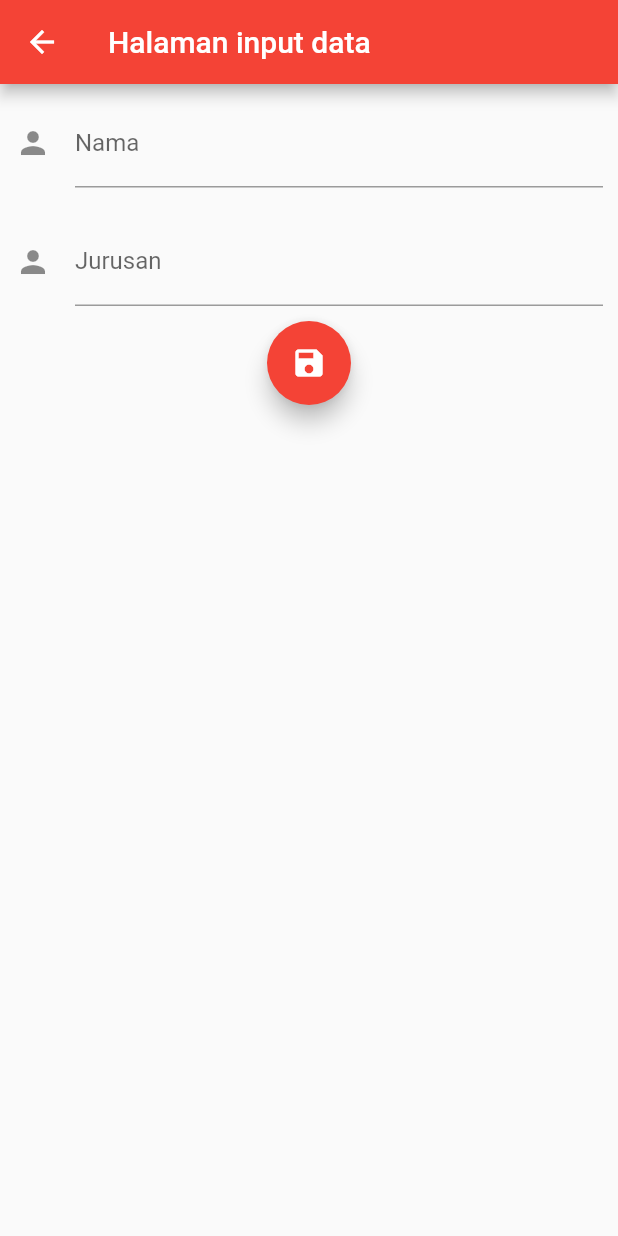
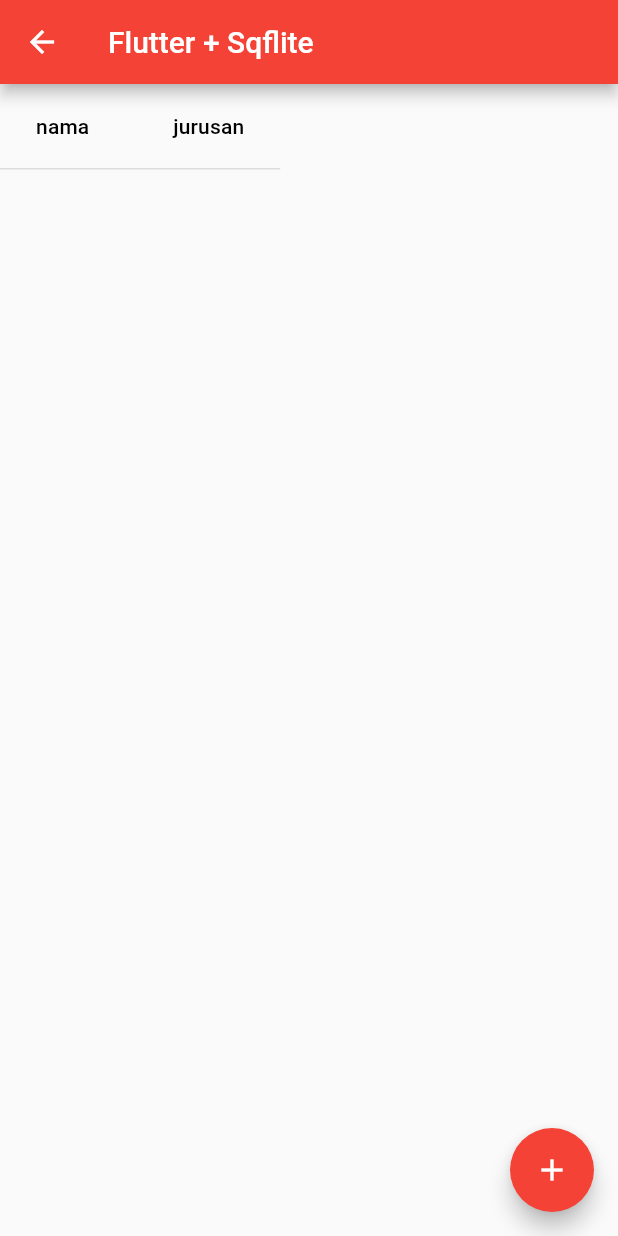
Before and after one commit to depanripurba/flutterSqflite, a Flutter app: the HalamanInput screen opened directly, after a tap on the "save" icon, on a phone screen of 412 x 824 dp. Run offline on Flutter 3.47's test engine with Material 2 defaults, Android fonts, the phone set to English and light mode, and no system bars; our stand-ins replace sqflite; accounts and stored records are empty.

Commit message:
Tambah data dan view data sudah selesai

```diff
--- a/lib/Tampildata.dart
+++ b/lib/Tampildata.dart
@@ -9,22 +9,48 @@ class Tampildata extends StatefulWidget {
 
 class _Tampildata extends State<Tampildata> {
   Widget build(BuildContext context) {
-    return GridView.builder(
-        gridDelegate: SliverGridDelegateWithFixedCrossAxisCount(
-            crossAxisCount:
-                MediaQuery.of(context).orientation == Orientation.portrait
-                    ? 1
-                    : 1),
-                    itemCount: widget.data.length==null?0:widget.data.length,
-                    itemBuilder: (BuildContext context, int i){
-                      return new Card(
-                        child:Column(
-                          children: <Widget>[
-                            new Text(widget.data[i].nama),
-                            new Text(widget.data[i].jurusan)
-                          ],
-                        ) ,);
-                    },
-                    );
+    // return GridView.builder(
+    //     gridDelegate: SliverGridDelegateWithFixedCrossAxisCount(
+    //         crossAxisCount:
+    //             MediaQuery.of(context).orientation == Orientation.portrait
+    //                 ? 1
+    //                 : 1),
+    //                 itemCount: widget.data.length==null?0:widget.data.length,
+    //                 itemBuilder: (BuildContext context, int i){
+    //                   return new Card(
+    //                     child:Column(
+    //                       children: <Widget>[
+    //                         new Text(widget.data[i].nama),
+    //                         new Text(widget.data[i].jurusan)
+    //                       ],
+    //                     ) ,);
+    //                 },
+    //                 );
+    // return new ListView.builder(
+    //   itemCount: widget.data.length,
+    //   itemBuilder: (context,index){
+    //     return new Card(child: new ListTile(
+    //       leading: new Text(widget.data[index].nama),
+    //       title: new Text(widget.data[index].jurusan),
+    //     ),);
+    //   },
+    // );
+    return new DataTable(
+      columns: [
+        DataColumn(
+          label: new Text("nama")
+        ),
+        DataColumn(
+          label: new Text("jurusan")
+        ),
+      ],
+      rows: widget.data.map<DataRow>((element)=>DataRow(cells: [
+        DataCell(new Text(element.nama)),
+        DataCell(new Text(element.jurusan)),
+      ])).toList(),
+    );
+
+
+
   }
 }
--- a/lib/main.dart
+++ b/lib/main.dart
@@ -11,6 +11,7 @@ class MyApp extends StatelessWidget {
   @override
   Widget build(BuildContext context) {
     return MaterialApp(
+      debugShowCheckedModeBanner: false,
       title: "Aplikasi dengan sqflite",
       theme: ThemeData(
         primarySwatch: Colors.red,
@@ -76,6 +77,7 @@ class HalamanInputchild extends State<HalamanInput>{
     var mhs = Mahasiswa(cnama.text,cjurusan.text);
     await db.simpanData(mhs);
     print("data berhasil di simmpan");
+     return Navigator.of(context).push(MaterialPageRoute(builder: (BuildContext contex)=> new HomePage()));
   }
 
   Widget build(BuildContext context){
```
